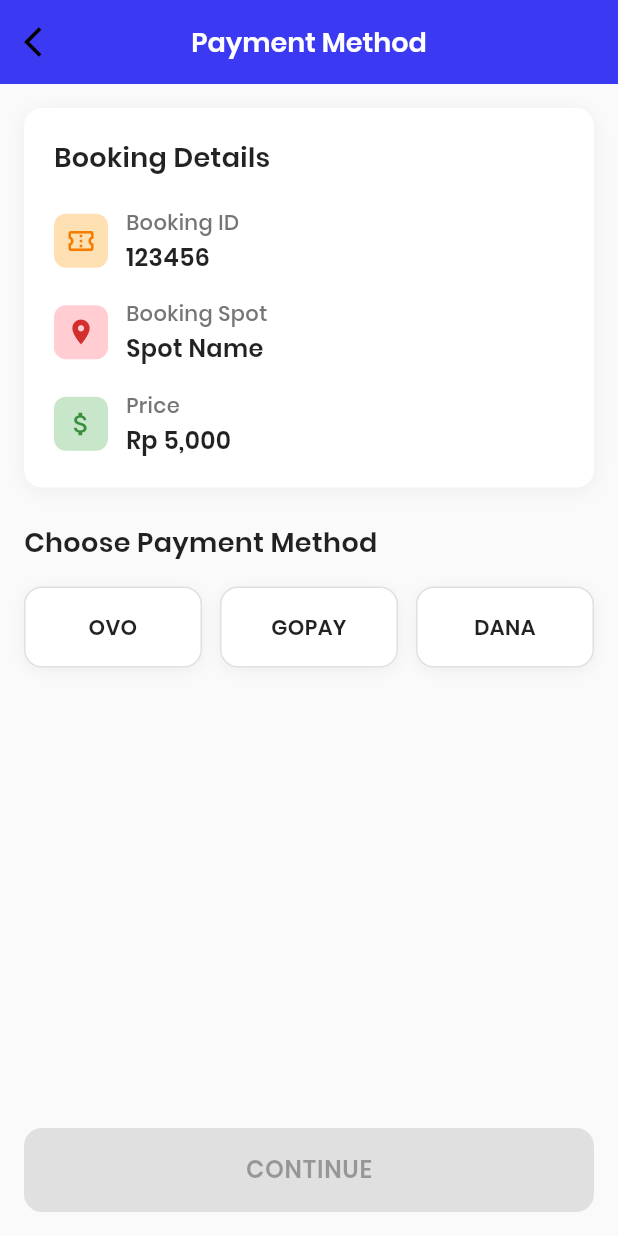
After one commit to Caprizziest/Parkikir, a Flutter app: the PaymentMethodScreen screen opened directly, on a phone screen of 412 x 824 dp. The commit adds this screen. Run offline on Flutter 3.47's test engine with Material 3 defaults, Android fonts, the phone set to English and light mode, and no system bars; our stand-ins replace flutter_riverpod, go_router, image_picker, phosphor_flutter, sentry_flutter.

Commit message:
add pembayaran_view

```diff
--- a/Frontend/frontend/lib/routing/router.dart
+++ b/Frontend/frontend/lib/routing/router.dart
@@ -1,6 +1,7 @@
 // app_routing.dart
 import 'package:flutter/material.dart';
 import 'package:frontend/view/bookingparkir_view.dart';
+import 'package:frontend/view/pembayaran_view.dart';
 import 'package:go_router/go_router.dart';
 import 'package:frontend/view/dashboard.dart';
 import 'package:frontend/view/report_view.dart';
@@ -37,6 +38,10 @@
       path: '/bookingparkir',
       builder: (context, state) => const bookingparkir(),
       ),
+    GoRoute(
+      path: '/pembayaran',
+      builder: (context, state) => const pembayaran(),
+      ),
   ],
 
   // Error page
--- a/Frontend/frontend/lib/view/bookingparkir_view.dart
+++ b/Frontend/frontend/lib/view/bookingparkir_view.dart
@@ -143,7 +143,6 @@
             ),
           ),
 
-
           // Payment Button
           Container(
             width: double.infinity,
@@ -151,9 +150,13 @@
             margin: const EdgeInsets.only(bottom: 16),
             padding: const EdgeInsets.symmetric(horizontal: 16.0),
             child: ElevatedButton(
-              onPressed: selectedSpot != null ? () {} : null,
+              onPressed: selectedSpot != null
+                  ? () {
+                      context.go('/pembayaran');
+                    }
+                  : null,
               style: ElevatedButton.styleFrom(
-                backgroundColor: selectedSpot != null ? Color(0xFF3C39F2) : Colors.grey.shade300,
+                backgroundColor: selectedSpot != null ? const Color(0xFF3C39F2) : Colors.grey.shade300,
                 foregroundColor: Colors.white,
                 elevation: 0,
                 shape: RoundedRectangleBorder(
@@ -355,7 +358,7 @@
 
                 Color spotColor;
                 if (isSelected) {
-                  spotColor = Colors.blue;
+                  spotColor = Color(0xFF3C39F2);
                 } else if (spot.status == 0) {
                   spotColor = Colors.grey.shade800;
                 } else {
--- /dev/null
+++ b/Frontend/frontend/lib/view/pembayaran_view.dart
@@ -0,0 +1,341 @@
+import 'package:flutter/material.dart';
+import 'package:flutter/services.dart';
+import 'package:go_router/go_router.dart';
+
+class pembayaran extends StatelessWidget {
+  const pembayaran({super.key});
+
+  @override
+  Widget build(BuildContext context) {
+    return MaterialApp(
+      title: 'Payment Method',
+      theme: ThemeData(
+        primarySwatch: Colors.blue,
+        fontFamily: 'Poppins',
+      ),
+      home: const PaymentMethodScreen(),
+      debugShowCheckedModeBanner: false,
+    );
+  }
+}
+
+class PaymentMethodScreen extends StatefulWidget {
+  const PaymentMethodScreen({super.key});
+
+  @override
+  State<PaymentMethodScreen> createState() => _PaymentMethodScreenState();
+}
+
+class _PaymentMethodScreenState extends State<PaymentMethodScreen> {
+  String selectedPaymentMethod = '';
+
+  @override
+  Widget build(BuildContext context) {
+    return Scaffold(
+      backgroundColor: Colors.grey[50],
+      appBar: PreferredSize(
+        preferredSize: const Size.fromHeight(56),
+        child: Container(
+          decoration: const BoxDecoration(
+            color: Color(0xFF3C39F2)
+          ),
+          child: AppBar(
+            backgroundColor: Colors.transparent,
+            elevation: 0,
+            systemOverlayStyle: SystemUiOverlayStyle.light,
+            leading: IconButton(
+              icon: const Icon(Icons.arrow_back_ios, color: Colors.black),
+              onPressed: () {
+                context.go('/bookingparkir');
+              },
+            ),
+            title: const Text(
+              'Payment Method',
+              style: TextStyle(
+                color: Colors.white,
+                fontSize: 18,
+                fontWeight: FontWeight.w600,
+              ),
+            ),
+            centerTitle: true,
+          ),
+        ),
+      ),
+      body: Column(
+        children: [
+          Expanded(
+            child: SingleChildScrollView(
+              padding: const EdgeInsets.all(16),
+              child: Column(
+                crossAxisAlignment: CrossAxisAlignment.start,
+                children: [
+                  // Booking Details Section
+                  Container(
+                    width: double.infinity,
+                    padding: const EdgeInsets.all(20),
+                    decoration: BoxDecoration(
+                      color: Colors.white,
+                      borderRadius: BorderRadius.circular(12),
+                      boxShadow: [
+                        BoxShadow(
+                          color: Colors.black.withOpacity(0.05),
+                          blurRadius: 10,
+                          offset: const Offset(0, 2),
+                        ),
+                      ],
+                    ),
+                    child: Column(
+                      crossAxisAlignment: CrossAxisAlignment.start,
+                      children: [
+                        const Text(
+                          'Booking Details',
+                          style: TextStyle(
+                            fontSize: 18,
+                            fontWeight: FontWeight.w600,
+                            color: Colors.black87,
+                          ),
+                        ),
+                        const SizedBox(height: 20),
+
+                        // Booking ID
+                        Row(
+                          children: [
+                            Container(
+                              padding: const EdgeInsets.all(8),
+                              decoration: BoxDecoration(
+                                color: Colors.orange[100],
+                                borderRadius: BorderRadius.circular(8),
+                              ),
+                              child: Icon(
+                                Icons.confirmation_number_outlined,
+                                color: Colors.orange[700],
+                                size: 20,
+                              ),
+                            ),
+                            const SizedBox(width: 12),
+                            Column(
+                              crossAxisAlignment: CrossAxisAlignment.start,
+                              children: [
+                                Text(
+                                  'Booking ID',
+                                  style: TextStyle(
+                                    fontSize: 14,
+                                    color: Colors.grey[600],
+                                    fontWeight: FontWeight.w500,
+                                  ),
+                                ),
+                                const SizedBox(height: 2),
+                                const Text(
+                                  '123456',
+                                  style: TextStyle(
+                                    fontSize: 16,
+                                    color: Colors.black87,
+                                    fontWeight: FontWeight.w600,
+                                  ),
+                                ),
+                              ],
+                            ),
+                          ],
+                        ),
+                        const SizedBox(height: 16),
+
+                        // Booking Spot
+                        Row(
+                          children: [
+                            Container(
+                              padding: const EdgeInsets.all(8),
+                              decoration: BoxDecoration(
+                                color: Colors.red[100],
+                                borderRadius: BorderRadius.circular(8),
+                              ),
+                              child: Icon(
+                                Icons.location_on,
+                                color: Colors.red[700],
+                                size: 20,
+                              ),
+                            ),
+                            const SizedBox(width: 12),
+                            Column(
+                              crossAxisAlignment: CrossAxisAlignment.start,
+                              children: [
+                                Text(
+                                  'Booking Spot',
+                                  style: TextStyle(
+                                    fontSize: 14,
+                                    color: Colors.grey[600],
+                                    fontWeight: FontWeight.w500,
+                                  ),
+                                ),
+                                const SizedBox(height: 2),
+                                const Text(
+                                  'Spot Name',
+                                  style: TextStyle(
+                                    fontSize: 16,
+                                    color: Colors.black87,
+                                    fontWeight: FontWeight.w600,
+                                  ),
+                                ),
+                              ],
+                            ),
+                          ],
+                        ),
+                        const SizedBox(height: 16),
+
+                        // Price
+                        Row(
+                          children: [
+                            Container(
+                              padding: const EdgeInsets.all(8),
+                              decoration: BoxDecoration(
+                                color: Colors.green[100],
+                                borderRadius: BorderRadius.circular(8),
+                              ),
+                              child: Icon(
+                                Icons.attach_money,
+                                color: Colors.green[700],
+                                size: 20,
+                              ),
+                            ),
+                            const SizedBox(width: 12),
+                            Column(
+                              crossAxisAlignment: CrossAxisAlignment.start,
+                              children: [
+                                Text(
+                                  'Price',
+                                  style: TextStyle(
+                                    fontSize: 14,
+                                    color: Colors.grey[600],
+                                    fontWeight: FontWeight.w500,
+                                  ),
+                                ),
+                                const SizedBox(height: 2),
+                                const Text(
+                                  'Rp 5,000',
+                                  style: TextStyle(
+                                    fontSize: 16,
+                                    color: Colors.black87,
+                                    fontWeight: FontWeight.w600,
+                                  ),
+                                ),
+                              ],
+                            ),
+                          ],
+                        ),
+                      ],
+                    ),
+                  ),
+
+                  const SizedBox(height: 24),
+
+                  // Payment Method Section
+                  const Text(
+                    'Choose Payment Method',
+                    style: TextStyle(
+                      fontSize: 18,
+                      fontWeight: FontWeight.w600,
+                      color: Colors.black87,
+                    ),
+                  ),
+                  const SizedBox(height: 16),
+
+                  // Payment Options
+                  Row(
+                    children: [
+                      Expanded(
+                        child: _buildPaymentOption('OVO'),
+                      ),
+                      const SizedBox(width: 12),
+                      Expanded(
+                        child: _buildPaymentOption('GOPAY'),
+                      ),
+                      const SizedBox(width: 12),
+                      Expanded(
+                        child: _buildPaymentOption('DANA'),
+                      ),
+                    ],
+                  ),
+                ],
+              ),
+            ),
+          ),
+
+          // Continue Button
+          Container(
+            padding: const EdgeInsets.all(16),
+            child: SizedBox(
+              width: double.infinity,
+              height: 56,
+              child: ElevatedButton(
+                onPressed: selectedPaymentMethod.isNotEmpty ? () {
+                  // Handle continue action
+                  ScaffoldMessenger.of(context).showSnackBar(
+                    SnackBar(
+                      content: Text('Selected payment method: $selectedPaymentMethod'),
+                      backgroundColor: const Color(0xFF3C39F2),
+                    ),
+                  );
+                } : null,
+                style: ElevatedButton.styleFrom(
+                  backgroundColor: const Color(0xFF3C39F2),
+                  foregroundColor: Colors.white,
+                  elevation: 0,
+                  shape: RoundedRectangleBorder(
+                    borderRadius: BorderRadius.circular(12),
+                  ),
+                  disabledBackgroundColor: Colors.grey[300],
+                ),
+                child: const Text(
+                  'CONTINUE',
+                  style: TextStyle(
+                    fontSize: 16,
+                    fontWeight: FontWeight.w600,
+                    letterSpacing: 0.5,
+                  ),
+                ),
+              ),
+            ),
+          ),
+        ],
+      ),
+    );
+  }
+
+  Widget _buildPaymentOption(String method) {
+    final isSelected = selectedPaymentMethod == method;
+
+    return GestureDetector(
+      onTap: () {
+        setState(() {
+          selectedPaymentMethod = method;
+        });
+      },
+      child: Container(
+        padding: const EdgeInsets.symmetric(vertical: 16, horizontal: 12),
+        decoration: BoxDecoration(
+          color: isSelected ? const Color(0xFF3C39F2).withOpacity(0.1) : Colors.white,
+          borderRadius: BorderRadius.circular(12),
+          border: Border.all(
+            color: isSelected ? const Color(0xFF3C39F2) : Colors.grey[300]!,
+            width: isSelected ? 2 : 1,
+          ),
+          boxShadow: [
+            BoxShadow(
+              color: Colors.black.withOpacity(0.05),
+              blurRadius: 8,
+              offset: const Offset(0, 2),
+            ),
+          ],
+        ),
+        child: Text(
+          method,
+          textAlign: TextAlign.center,
+          style: TextStyle(
+            fontSize: 14,
+            fontWeight: FontWeight.w600,
+            color: isSelected ? const Color(0xFF3C39F2) : Colors.black87,
+          ),
+        ),
+      ),
+    );
+  }
+}
```
